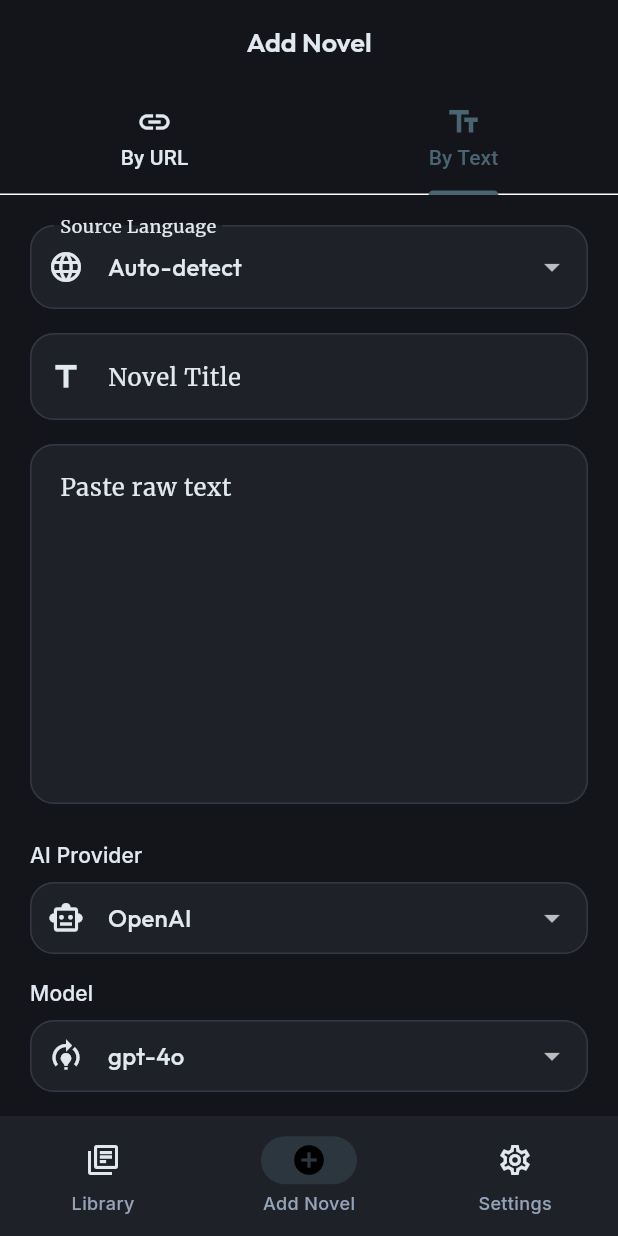
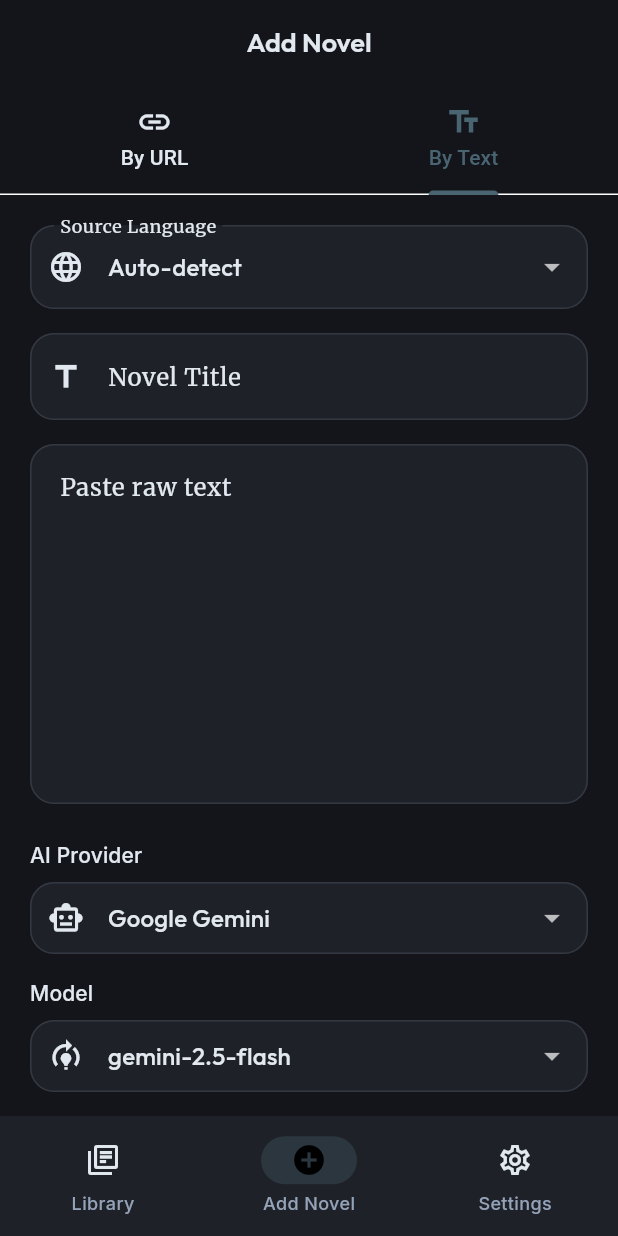
Before and after one commit to TohidealamNadaf/Novel_Translating_App, a Flutter app: the AddNovelScreen screen opened by its route, tab 2 chosen, on a phone screen of 412 x 824 dp. Run offline on Flutter 3.47's test engine with Material 3 defaults, Android fonts, the light colour scheme and no system bars; our stand-ins replace flutter_riverpod, flutter_secure_storage, go_router, google_fonts, shared_preferences, sqflite_common_ffi; missing offline and left inert: gbk_codec; accounts and stored records are empty.

Commit message:
bug fixedd

```diff
--- a/lib/core/constants.dart
+++ b/lib/core/constants.dart
@@ -13,7 +13,6 @@
 
 class ProviderModels {
   static const Map<String, List<String>> models = {
-    'openai': ['gpt-4o', 'gpt-4-turbo', 'gpt-3.5-turbo'],
     'gemini': [
       'gemini-2.5-flash',
       'gemini-2.0-flash',
@@ -32,7 +31,6 @@
   };
 
   static const Map<String, String> providerNames = {
-    'openai': 'OpenAI',
     'gemini': 'Google Gemini',
     'mistral': 'Mistral AI',
     'deepseek': 'DeepSeek',
@@ -42,8 +40,8 @@
 }
 
 class AppDefaults {
-  static const String defaultProvider = 'openai';
-  static const String defaultModel = 'gpt-4o';
+  static const String defaultProvider = 'gemini';
+  static const String defaultModel = 'gemini-2.5-flash';
   static const String defaultTargetLanguage = 'English';
   static const int maxChunkCharacters = 4000; // ~4000 tokens for CJK, yields ~8000 output tokens
   static const int maxRetries = 3;
```
Also changed, not shown: lib/core/theme.dart (+0 -32 lines), lib/screens/add_novel_screen.dart (+17 -11 lines).
